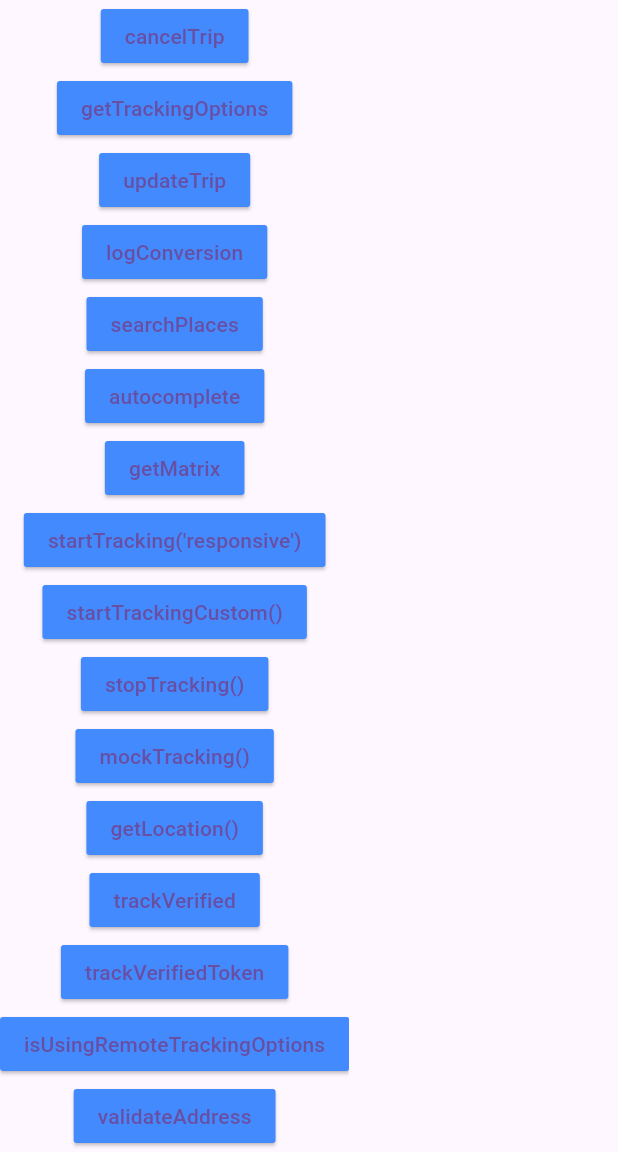
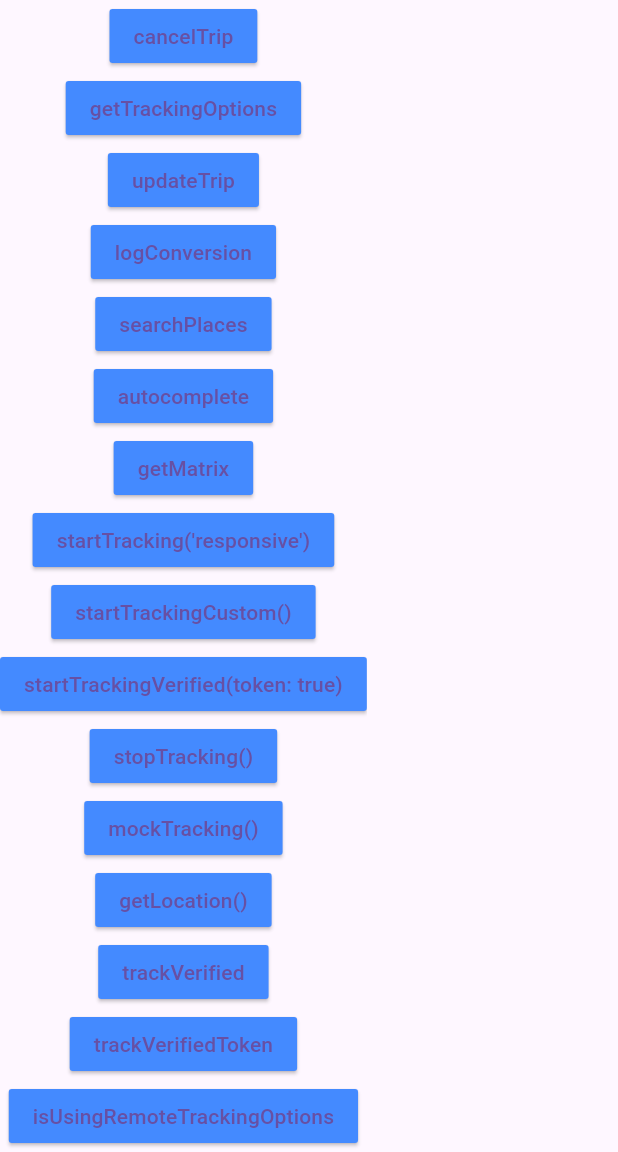
Before and after one commit to radarlabs/flutter-radar, a Flutter app: the screen it shows after launch, scrolled down 260 dp, on a phone screen of 412 x 824 dp, the part 84-1236 px from its top. Run offline on Flutter 3.47's test engine with Material 3 defaults, Android fonts, the phone set to English and light mode, and no system bars.

Commit message:
ios changes

```diff
--- a/example/lib/main.dart
+++ b/example/lib/main.dart
@@ -239,7 +239,7 @@ class _MyAppState extends State<MyApp> {
                   limit: 10,
                   layers: ['address', 'street'],
                   country: 'US',
-                  expandUnits: false
+                  mailable: false
                 );
                 print("autocomplete: $resp");
               },
@@ -311,6 +311,13 @@ class _MyAppState extends State<MyApp> {
                 });
               },
               child: Text('startTrackingCustom()'),
+            ),
+            ElevatedButton(
+              style: raisedButtonStyle,
+              onPressed: () {
+                Radar.startTrackingVerified(token: true);
+              },
+              child: Text('startTrackingVerified(token: true)'),
             ),
             ElevatedButton(
               style: raisedButtonStyle,
--- a/pubspec.yaml
+++ b/pubspec.yaml
@@ -1,6 +1,6 @@
 name: flutter_radar
 description: Flutter package for Radar, the leading geofencing and location tracking platform
-version: 3.8.1
+version: 3.9.0
 homepage: https://github.com/radarlabs/flutter-radar
 
 environment:
```
Also changed, not shown: lib/flutter_radar.dart (+18 -6 lines), 4 other files.
